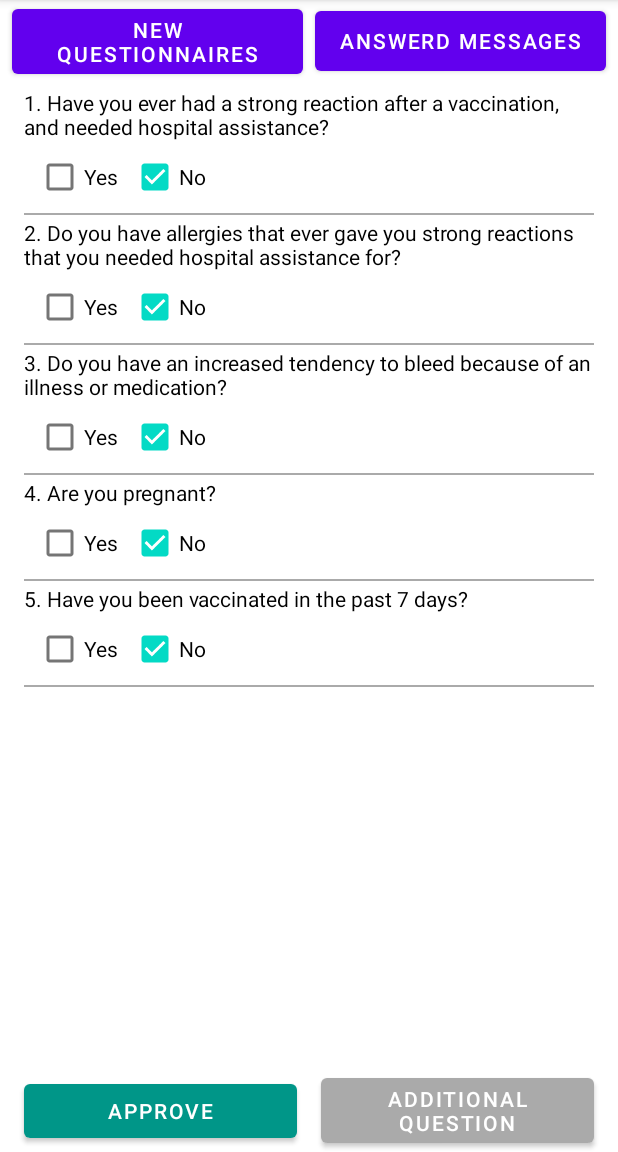
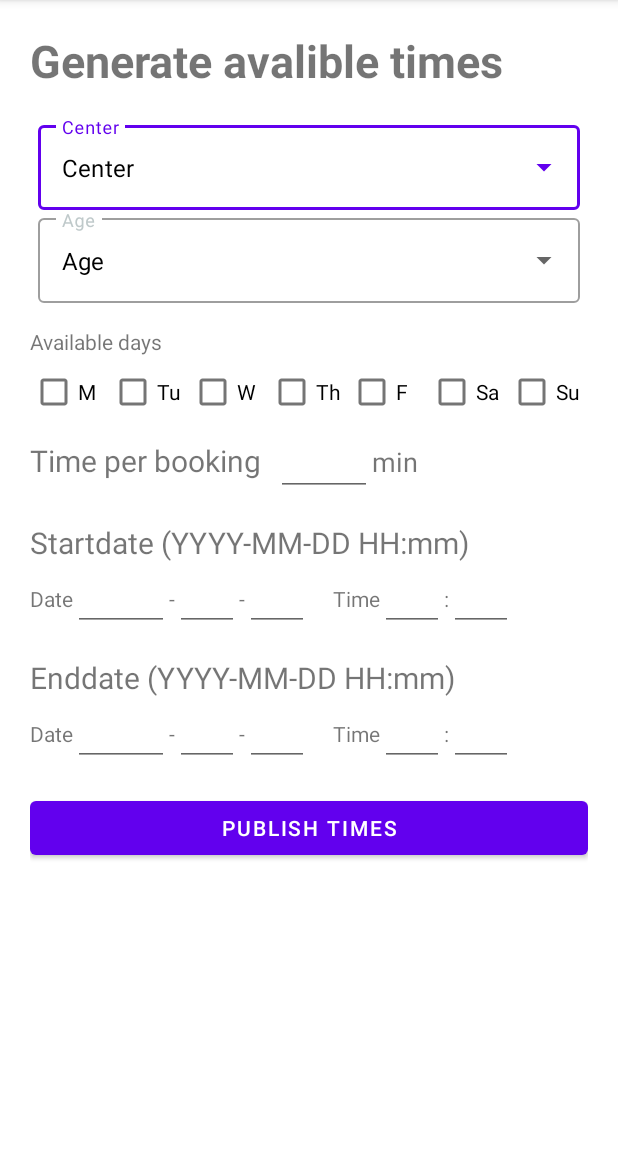
Before and after one commit to oliviahedlund/COVID, an Android app: the AdminActivity screen opened directly, with no data from a screen before it, in the side drawer, after a tap on "Scheduling", on a phone screen of 412 x 824 dp, the part 84-1236 px from its top. Run offline under Robolectric (Android 15) with nearby library versions, the phone set to English and light mode, and no system bars; 1 statement that could not run was skipped.

Commit message:
layout v.3

```diff
--- a/app/src/main/java/com/example/myapplication/Admin/AdminActivity.java
+++ b/app/src/main/java/com/example/myapplication/Admin/AdminActivity.java
@@ -29,7 +29,7 @@ public class AdminActivity extends AppCompatActivity {
     private Button logoutButton;
     private TextView userName;
     private TextView userEmail;
-    private AdminBookingRange dashFragment;
+    private Covid_Tracking_dashboardFragment dashFragment;
     private UserResponse user;
 
 
@@ -43,7 +43,7 @@ public class AdminActivity extends AppCompatActivity {
         user = (UserResponse) i.getSerializableExtra("userInfo");
 
         if(savedInstanceState == null) {
-            dashFragment = new AdminBookingRange();
+            dashFragment = new Covid_Tracking_dashboardFragment();
             getSupportFragmentManager().beginTransaction().add(R.id.frameAdmin, dashFragment).commit();
         }
 
@@ -114,6 +114,9 @@ public class AdminActivity extends AppCompatActivity {
                     case R.id.nav_settingsFragment:
                         newFragment = new SettingsFragment();
                         break;
+                    case R.id.nav_sched:
+                        newFragment = new AdminBookingRange();
+                        break;
                     default:
                         newFragment = getSupportFragmentManager().findFragmentById(R.id.frameAdmin);
                 }
--- a/app/src/main/java/com/example/myapplication/Admin/AdminBookingRange.java
+++ b/app/src/main/java/com/example/myapplication/Admin/AdminBookingRange.java
@@ -7,12 +7,20 @@ import androidx.fragment.app.Fragment;
 import android.view.LayoutInflater;
 import android.view.View;
 import android.view.ViewGroup;
+import android.widget.AutoCompleteTextView;
 
 import com.example.myapplication.R;
+import com.example.myapplication.Simple_DropdownAdapter;
 
 
 public class AdminBookingRange extends Fragment {
 
+    private AutoCompleteTextView center;
+    private View view;
+    private String[] centers;
+    private String[] age;
+    private AutoCompleteTextView centerFilter;
+    private AutoCompleteTextView ageFilter;
 
     public AdminBookingRange() {
         // Required empty public constructor
@@ -23,6 +31,25 @@ public class AdminBookingRange extends Fragment {
     public View onCreateView(LayoutInflater inflater, ViewGroup container,
                              Bundle savedInstanceState) {
         // Inflate the layout for this fragment
-        return inflater.inflate(R.layout.fragment_admin_booking_range, container, false);
+        view = inflater.inflate(R.layout.fragment_admin_booking_range, container, false);
+        setupDropdown();
+        return view;
+    }
+
+    private void setupDropdown(){
+
+        centers = getResources().getStringArray(R.array.Centers);
+        age = getResources().getStringArray(R.array.Age);
+
+        centerFilter = (AutoCompleteTextView) view.findViewById(R.id.generateCenter);
+        ageFilter = (AutoCompleteTextView) view.findViewById(R.id.generateAge);
+
+        Simple_DropdownAdapter centerAdapter = new Simple_DropdownAdapter(this.getContext(), R.layout.simple_dropdown_item, centers);
+        centerFilter.setAdapter(centerAdapter);
+        Simple_DropdownAdapter ageAdapter = new Simple_DropdownAdapter(this.getActivity().getApplicationContext(), R.layout.simple_dropdown_item, age);
+        ageFilter.setAdapter(ageAdapter);
+
+
+
     }
 }
--- a/app/src/main/res/layout/fragment_admin_booking_range.xml
+++ b/app/src/main/res/layout/fragment_admin_booking_range.xml
@@ -4,8 +4,7 @@
     android:layout_width="match_parent"
     android:layout_height="match_parent"
     android:orientation="vertical"
-    android:padding="16dp"
-    android:dividerPadding="32dp"
+    android:padding="20dp"
     tools:context=".Admin.AdminBookingRange">
 
     <TextView
@@ -13,26 +12,14 @@
         android:layout_height="wrap_content"
         android:text="@string/generate"
         android:textSize="30sp"
-        android:textStyle="bold"/>
-
-    <LinearLayout
-        android:layout_width="match_parent"
-        android:layout_height="wrap_content"
-        android:orientation="horizontal">
-
-        <TextView
-            android:layout_width="wrap_content"
-            android:layout_height="wrap_content"
-            android:paddingRight="30sp"
-            android:text="@string/chooseCenter"
-            android:textSize="25sp" />
+        android:textStyle="bold"
+        android:paddingBottom="17dp"/>
 
     <com.google.android.material.textfield.TextInputLayout
         style="@style/Widget.MaterialComponents.TextInputLayout.OutlinedBox.ExposedDropdownMenu"
         android:layout_width="match_parent"
         android:layout_height="wrap_content"
         android:layout_marginHorizontal="5dp"
-            android:layout_weight="1"
         android:hint="@string/center"
         android:textColorHint="@color/beige">
 
@@ -44,26 +31,15 @@
             android:text="@string/center"
             android:textColor="@color/black" />
     </com.google.android.material.textfield.TextInputLayout>
-    </LinearLayout>
 
-    <LinearLayout
-        android:layout_width="match_parent"
-        android:layout_height="wrap_content"
-        android:orientation="horizontal">
 
-        <TextView
-            android:layout_width="wrap_content"
-            android:layout_height="wrap_content"
-            android:paddingRight="15sp"
-            android:text="@string/chooseAge"
-            android:textSize="25sp" />
+
 
     <com.google.android.material.textfield.TextInputLayout
         style="@style/Widget.MaterialComponents.TextInputLayout.OutlinedBox.ExposedDropdownMenu"
         android:layout_width="match_parent"
         android:layout_height="wrap_content"
         android:layout_marginHorizontal="5dp"
-            android:layout_weight="1"
         android:hint="@string/age"
         android:textColorHint="@color/beige">
 
@@ -75,50 +51,83 @@
             android:text="@string/age"
             android:textColor="@color/black" />
     </com.google.android.material.textfield.TextInputLayout>
-    </LinearLayout>
+
+
+    <TextView
+        android:id="@+id/textView18"
+        android:layout_width="wrap_content"
+        android:layout_height="wrap_content"
+        android:paddingTop="16dp"
+        android:text="@string/chooseDays" />
 
     <LinearLayout
         android:layout_width="match_parent"
         android:layout_height="wrap_content"
         android:orientation="horizontal">
 
-        <TextView
+        <CheckBox
+            android:id="@+id/cbMonday"
+            style="@android:style/Widget.CompoundButton.CheckBox"
             android:layout_width="wrap_content"
             android:layout_height="wrap_content"
-            android:paddingRight="10sp"
-            android:text="@string/chooseDays"
-            android:textSize="25sp" />
+            android:layout_weight="1"
+            android:text="M" />
 
-        <com.google.android.material.textfield.TextInputLayout
-            style="@style/Widget.MaterialComponents.TextInputLayout.OutlinedBox.ExposedDropdownMenu"
-            android:layout_width="match_parent"
+        <CheckBox
+            android:id="@+id/checkBox3"
+            android:layout_width="wrap_content"
             android:layout_height="wrap_content"
-            android:layout_marginHorizontal="5dp"
             android:layout_weight="1"
-            android:hint="@string/days"
-            android:textColorHint="@color/beige">
+            android:text="Tu" />
+        <CheckBox
+            android:id="@+id/checkBox4"
+            android:layout_width="wrap_content"
+            android:layout_height="wrap_content"
+            android:layout_weight="1"
+            android:text="W" />
 
-            <AutoCompleteTextView
-                android:id="@+id/generateDays"
-                android:layout_width="match_parent"
+        <CheckBox
+            android:id="@+id/checkBox5"
+            android:layout_width="wrap_content"
             android:layout_height="wrap_content"
-                android:inputType="none"
-                android:text="@string/days"
-                android:textColor="@color/black" />
-        </com.google.android.material.textfield.TextInputLayout>
+            android:layout_weight="1"
+            android:text="Th" />
+
+        <CheckBox
+            android:id="@+id/checkBox6"
+            android:layout_width="wrap_content"
+            android:layout_height="wrap_content"
+            android:layout_weight="1"
+            android:text="F" />
+
+        <CheckBox
+            android:id="@+id/checkBox7"
+            android:layout_width="wrap_content"
+            android:layout_height="wrap_content"
+            android:layout_weight="1"
+            android:text="Sa" />
+
+        <CheckBox
+            android:id="@+id/checkBox8"
+            android:layout_width="wrap_content"
+            android:layout_height="wrap_content"
+            android:layout_weight="1"
+            android:text="Su" />
     </LinearLayout>
+
 
     <LinearLayout
         android:layout_width="match_parent"
         android:layout_height="wrap_content"
-        android:orientation="horizontal">
+        android:orientation="horizontal"
+        android:paddingBottom="17dp">
 
         <TextView
             android:layout_width="wrap_content"
             android:layout_height="wrap_content"
             android:paddingRight="10sp"
             android:text="@string/chooseAppointmentLength"
-            android:textSize="25sp" />
+            android:textSize="20sp" />
 
 
         <EditText
@@ -132,7 +141,7 @@
             android:layout_width="wrap_content"
             android:layout_height="wrap_content"
             android:text="min"
-            android:textSize="25sp"/>
+            android:textSize="18sp"/>
 
     </LinearLayout>
 
@@ -141,20 +150,21 @@
         android:id="@+id/textView29"
         android:layout_width="match_parent"
         android:layout_height="wrap_content"
-        android:text="Startdate (YYYY-MM-DD HH:mm)" />
+        android:textSize="20sp"
+        android:text="@string/startdate" />
 
 
     <LinearLayout
         android:layout_width="match_parent"
         android:layout_height="wrap_content"
-        android:orientation="horizontal">
+        android:orientation="horizontal"
+        android:paddingBottom="17dp">
 
         <TextView
             android:id="@+id/textView28"
             android:layout_width="wrap_content"
             android:layout_height="wrap_content"
-            android:paddingLeft="16dp"
-            android:text="Date: " />
+            android:text="@string/date" />
 
         <EditText
             android:id="@+id/editTextDate5"
@@ -196,7 +206,7 @@
             android:layout_width="wrap_content"
             android:layout_height="wrap_content"
             android:paddingLeft="16dp"
-            android:text="Time: " />
+            android:text="@string/time" />
 
         <EditText
             android:id="@+id/editTextTime4"
@@ -224,19 +234,20 @@
     <TextView
         android:layout_width="match_parent"
         android:layout_height="wrap_content"
-        android:text="Enddate (YYYY-MM-DD HH:mm)" />
+        android:text="@string/enddate"
+        android:textSize="20sp"/>
 
 
     <LinearLayout
         android:layout_width="match_parent"
         android:layout_height="wrap_content"
-        android:orientation="horizontal">
+        android:orientation="horizontal"
+        android:paddingBottom="17dp">
 
         <TextView
             android:layout_width="wrap_content"
             android:layout_height="wrap_content"
-            android:paddingLeft="16dp"
-            android:text="Date: " />
+            android:text="@string/date" />
 
         <EditText
             android:layout_width="wrap_content"
@@ -272,7 +283,7 @@
             android:layout_width="wrap_content"
             android:layout_height="wrap_content"
             android:paddingLeft="16dp"
-            android:text="Time: " />
+            android:text="@string/time" />
 
         <EditText
             android:layout_width="wrap_content"
@@ -292,6 +303,14 @@
             android:ems="2"
             android:gravity="center"
             android:inputType="time" />
+
     </LinearLayout>
 
+    <Button
+        android:id="@+id/publishTimesBtn"
+        android:layout_width="match_parent"
+        android:layout_height="wrap_content"
+        android:text="@string/publishTimes" />
+
+
 </LinearLayout>
--- a/app/src/main/res/values/strings.xml
+++ b/app/src/main/res/values/strings.xml
@@ -26,6 +26,10 @@
     <string name="chooseDays">Available days</string>
     <string name="days">Days</string>
     <string name="chooseAppointmentLength">Time per booking</string>
+    <string name="date">Date</string>
+    <string name="startdate">Startdate (YYYY-MM-DD HH:mm)</string>
+    <string name="enddate">Enddate (YYYY-MM-DD HH:mm)</string>
+    <string name="publishTimes">Publish Times</string>
 
 
     //registerActivity
@@ -100,4 +104,18 @@
     <string name="chooseDate">Choose a date</string>
     <string name="chooseDay">Choose a day</string>
 
+    <string-array name="Centers">
+        <item>CCC</item>
+        <item>Arena</item>
+    </string-array>
+
+    <string-array name="Age">
+        <item>All ages</item>
+        <item>18 +</item>
+        <item>30 +</item>
+        <item>40 +</item>
+        <item>50 +</item>
+        <item>60 +</item>
+    </string-array>
+
 </resources>
```
Also changed, not shown: 1 other file. Lines whose indentation alone changed are shown as unchanged.
